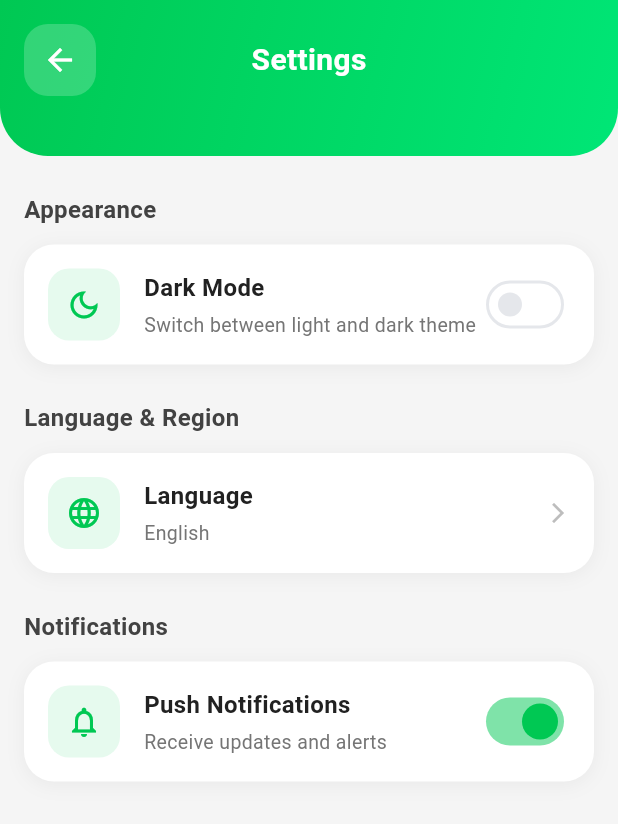
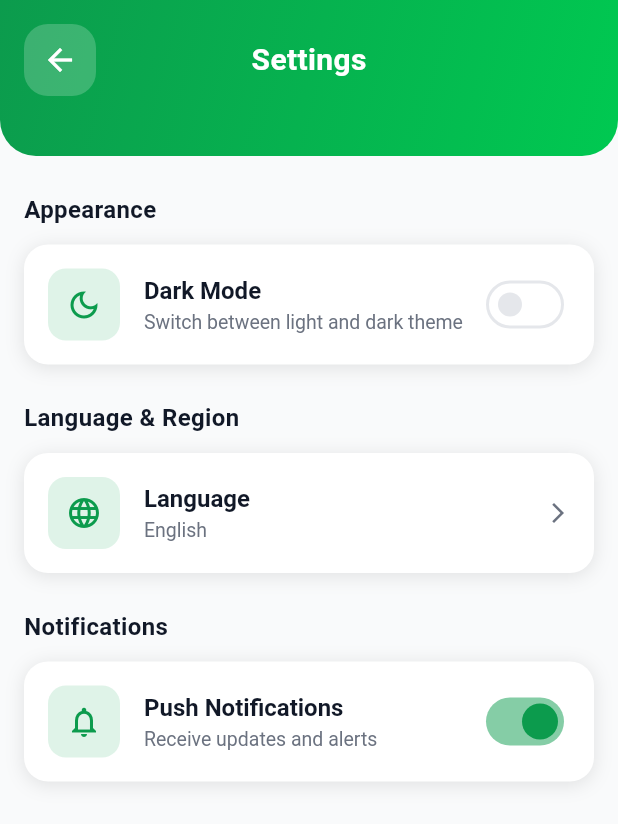
Before and after one commit to EslamAYassen/StadiumEye_user, a Flutter app: the SettingsView screen opened directly, on a phone screen of 412 x 824 dp. Shown: the top 824 px of the screen. Run offline on Flutter 3.47's test engine with Material 3 defaults, Android fonts, the light colour scheme and no system bars; our stand-ins replace animated_text_kit, awesome_dialog, bloc, custom_refresh_indicator, dartz, dio and 13 more; accounts and stored records are empty.

Commit message:
feat: refactor the setting page theme

```diff
--- a/lib/app.dart
+++ b/lib/app.dart
@@ -26,11 +26,11 @@ class MyApp extends StatelessWidget {
             GlobalWidgetsLocalizations.delegate,
             GlobalCupertinoLocalizations.delegate,
           ],
-          // Light Theme
+
           theme: AppTheme.lightTheme,
-          // Dark Theme
+
           darkTheme: AppTheme.darkTheme,
-          // Theme Mode based on settings
+
           themeMode: state is SettingsLoaded && state.isDarkMode == true
               ? ThemeMode.dark
               : ThemeMode.light,
--- a/lib/features/settings/presentation/pages/settings_page.dart
+++ b/lib/features/settings/presentation/pages/settings_page.dart
@@ -1,8 +1,10 @@
-// settings_page.dart (Updated to use Cubit)
+// settings_page.dart (Theme Updated)
 import 'package:flutter/material.dart';
 import 'package:flutter_bloc/flutter_bloc.dart';
 import 'package:stadium_eye/features/settings/presentation/bloc/settings_cubit.dart';
 import 'package:stadium_eye/features/settings/presentation/widgets/setting_card.dart';
+import 'package:stadium_eye/theme/app_colors.dart';
+import 'package:stadium_eye/theme/app_theme_consts.dart';
 import 'package:stadium_eye/utils/language.dart';
 
 class SettingsPage extends StatelessWidget {
@@ -19,27 +21,38 @@ class SettingsView extends StatelessWidget {
 
   @override
   Widget build(BuildContext context) {
+    final isDarkMode = Theme.of(context).brightness == Brightness.dark;
+
     return Scaffold(
-      backgroundColor: const Color(0xFFF5F5F5),
+      backgroundColor: isDarkMode
+          ? AppColors.backgroundDark
+          : AppColors.backgroundLight,
       body: SafeArea(
         child: Column(
           children: [
             // Header with gradient background
             Container(
               width: double.infinity,
-              decoration: const BoxDecoration(
+              decoration: BoxDecoration(
                 gradient: LinearGradient(
                   begin: Alignment.topLeft,
                   end: Alignment.bottomRight,
-                  colors: [Color(0xFF00C853), Color(0xFF00E676)],
+                  colors: isDarkMode
+                      ? [AppColors.primaryDark, AppColors.primary]
+                      : [AppColors.primary, AppColors.gradientStart],
                 ),
-                borderRadius: BorderRadius.only(
-                  bottomLeft: Radius.circular(32),
-                  bottomRight: Radius.circular(32),
+                borderRadius: const BorderRadius.only(
+                  bottomLeft: Radius.circular(AppThemeConsts.radius24xl),
+                  bottomRight: Radius.circular(AppThemeConsts.radius24xl),
                 ),
               ),
               child: Padding(
-                padding: const EdgeInsets.fromLTRB(16, 16, 16, 40),
+                padding: const EdgeInsets.fromLTRB(
+                  AppThemeConsts.padding16md,
+                  AppThemeConsts.padding16md,
+                  AppThemeConsts.padding16md,
+                  40,
+                ),
                 child: Row(
                   children: [
                     // Back button
@@ -47,11 +60,16 @@ class SettingsView extends StatelessWidget {
                       width: 48,
                       height: 48,
                       decoration: BoxDecoration(
-                        color: const Color.fromRGBO(255, 255, 255, 0.2),
-                        borderRadius: BorderRadius.circular(16),
+                        color: Colors.white.withAlpha((0.2 * 255).toInt()),
+                        borderRadius: BorderRadius.circular(
+                          AppThemeConsts.radius16lg,
+                        ),
                       ),
                       child: IconButton(
-                        icon: const Icon(Icons.arrow_back, color: Colors.white),
+                        icon: const Icon(
+                          Icons.arrow_back,
+                          color: AppColors.whiteColor,
+                        ),
                         onPressed: () => Navigator.pop(context),
                       ),
                     ),
@@ -60,7 +78,7 @@ class SettingsView extends StatelessWidget {
                         child: Text(
                           'Settings',
                           style: TextStyle(
-                            color: Colors.white,
+                            color: AppColors.whiteColor,
                             fontSize: 20,
                             fontWeight: FontWeight.w600,
                           ),
@@ -80,7 +98,7 @@ class SettingsView extends StatelessWidget {
                   if (state is SettingsLoading) {
                     return const Center(
                       child: CircularProgressIndicator(
-                        color: Color(0xFF00C853),
+                        color: AppColors.primary,
                       ),
                     );
                   }
@@ -93,10 +111,17 @@ class SettingsView extends StatelessWidget {
                           const Icon(
                             Icons.error_outline,
                             size: 48,
-                            color: Colors.red,
+                            color: AppColors.error,
                           ),
                           const SizedBox(height: 16),
-                          Text(state.message),
+                          Text(
+                            state.message,
+                            style: TextStyle(
+                              color: isDarkMode
+                                  ? AppColors.textPrimaryDark
+                                  : AppColors.textPrimaryLight,
+                            ),
+                          ),
                           const SizedBox(height: 16),
                           ElevatedButton(
                             onPressed: () {
@@ -111,26 +136,27 @@ class SettingsView extends StatelessWidget {
 
                   if (state is SettingsLoaded) {
                     return SingleChildScrollView(
-                      padding: const EdgeInsets.all(16),
+                      padding: const EdgeInsets.all(AppThemeConsts.padding16md),
                       child: Column(
                         crossAxisAlignment: CrossAxisAlignment.start,
                         children: [
                           const SizedBox(height: 8),
 
                           // Appearance Section
-                          const Text(
+                          Text(
                             'Appearance',
                             style: TextStyle(
                               fontSize: 16,
                               fontWeight: FontWeight.w600,
-                              color: Color(0xFF424242),
+                              color: isDarkMode
+                                  ? AppColors.textPrimaryDark
+                                  : AppColors.textPrimaryLight,
                             ),
                           ),
                           const SizedBox(height: 12),
 
                           // Dark Mode Card
                           SettingCard(
-                            // context,
                             icon: Icons.dark_mode_outlined,
                             title: 'Dark Mode',
                             subtitle: 'Switch between light and dark theme',
@@ -141,33 +167,36 @@ class SettingsView extends StatelessWidget {
                                   value,
                                 );
                               },
-                              activeThumbColor: const Color(0xFF00C853),
+                              activeThumbColor: AppColors.primary,
                             ),
                           ),
 
                           const SizedBox(height: 24),
 
                           // Language Section
-                          const Text(
+                          Text(
                             'Language & Region',
                             style: TextStyle(
                               fontSize: 16,
                               fontWeight: FontWeight.w600,
-                              color: Color(0xFF424242),
+                              color: isDarkMode
+                                  ? AppColors.textPrimaryDark
+                                  : AppColors.textPrimaryLight,
                             ),
                           ),
                           const SizedBox(height: 12),
 
                           // Locale Card
                           SettingCard(
-                            // context,
                             icon: Icons.language_outlined,
                             title: 'Language',
                             subtitle: state.locale.displayName,
                             trailing: Icon(
                               Icons.arrow_forward_ios,
                               size: 16,
-                              color: Colors.grey[400],
+                              color: isDarkMode
+                                  ? AppColors.textSecondaryDark
+                                  : AppColors.mediumGray,
                             ),
                             onTap: () =>
                                 _showLocaleDialog(context, state.locale),
@@ -176,19 +205,20 @@ class SettingsView extends StatelessWidget {
                           const SizedBox(height: 24),
 
                           // Notifications Section
-                          const Text(
+                          Text(
                             'Notifications',
                             style: TextStyle(
                               fontSize: 16,
                               fontWeight: FontWeight.w600,
-                              color: Color(0xFF424242),
+                              color: isDarkMode
+                                  ? AppColors.textPrimaryDark
+                                  : AppColors.textPrimaryLight,
                             ),
                           ),
                           const SizedBox(height: 12),
 
                           // Notifications Card
                           SettingCard(
-                            // context,
                             icon: Icons.notifications_outlined,
                             title: 'Push Notifications',
                             subtitle: state.notificationsEnabled
@@ -201,7 +231,7 @@ class SettingsView extends StatelessWidget {
                                     .read<SettingsCubit>()
                                     .toggleNotifications(value);
                               },
-                              activeThumbColor: const Color(0xFF00C853),
+                              activeThumbColor: AppColors.primary,
                             ),
                           ),
                         ],
@@ -209,7 +239,16 @@ class SettingsView extends StatelessWidget {
                     );
                   }
 
-                  return const Center(child: Text('Unknown state'));
+                  return Center(
+                    child: Text(
+                      'Unknown state',
+                      style: TextStyle(
+                        color: isDarkMode
+                            ? AppColors.textPrimaryDark
+                            : AppColors.textPrimaryLight,
+                      ),
+                    ),
+                  );
                 },
               ),
             ),
@@ -220,14 +259,26 @@ class SettingsView extends StatelessWidget {
   }
 
   void _showLocaleDialog(BuildContext context, AppLanguage currentLocale) {
+    final isDarkMode = Theme.of(context).brightness == Brightness.dark;
+
     showDialog(
       context: context,
       builder: (BuildContext dialogContext) {
         return AlertDialog(
+          backgroundColor: isDarkMode
+              ? AppColors.cardDark
+              : AppColors.whiteColor,
           shape: RoundedRectangleBorder(
-            borderRadius: BorderRadius.circular(20),
+            borderRadius: BorderRadius.circular(AppThemeConsts.radius16lg),
           ),
-          title: const Text('Select Language'),
+          title: Text(
+            'Select Language',
+            style: TextStyle(
+              color: isDarkMode
+                  ? AppColors.textPrimaryDark
+                  : AppColors.textPrimaryLight,
+            ),
+          ),
           content: Column(
             mainAxisSize: MainAxisSize.min,
             children: [
@@ -245,11 +296,20 @@ class SettingsView extends StatelessWidget {
     String localeName,
     AppLanguage currentLocale,
   ) {
+    final isDarkMode = Theme.of(context).brightness == Brightness.dark;
     final isSelected = currentLocale.displayName == localeName;
+
     return ListTile(
-      title: Text(localeName),
+      title: Text(
+        localeName,
+        style: TextStyle(
+          color: isDarkMode
+              ? AppColors.textPrimaryDark
+              : AppColors.textPrimaryLight,
+        ),
+      ),
       trailing: isSelected
-          ? const Icon(Icons.check_circle, color: Color(0xFF00C853))
+          ? const Icon(Icons.check_circle, color: AppColors.primary)
           : null,
       onTap: () {
         context.read<SettingsCubit>().changeLocale(
--- a/lib/features/settings/presentation/widgets/setting_card.dart
+++ b/lib/features/settings/presentation/widgets/setting_card.dart
@@ -1,4 +1,6 @@
 import 'package:flutter/material.dart';
+import 'package:stadium_eye/theme/app_colors.dart';
+import 'package:stadium_eye/theme/app_theme_consts.dart';
 
 class SettingCard extends StatelessWidget {
   const SettingCard({
@@ -9,6 +11,7 @@ class SettingCard extends StatelessWidget {
     required this.trailing,
     this.onTap,
   });
+
   final IconData icon;
   final String title;
   final String subtitle;
@@ -17,15 +20,20 @@ class SettingCard extends StatelessWidget {
 
   @override
   Widget build(BuildContext context) {
-    return Container(
+    final isDarkMode = Theme.of(context).brightness == Brightness.dark;
+
+    // Wrap with AnimatedContainer for smooth color transitions
+    return AnimatedContainer(
+      duration: const Duration(milliseconds: 200),
+      curve: Curves.easeInOut,
       decoration: BoxDecoration(
-        color: Colors.white,
-        borderRadius: BorderRadius.circular(20),
+        color: isDarkMode ? AppColors.cardDark : AppColors.whiteColor,
+        borderRadius: BorderRadius.circular(AppThemeConsts.radius16lg),
         boxShadow: [
-          const BoxShadow(
-            color: Color.fromRGBO(0, 0, 0, 0.05),
+          BoxShadow(
+            color: isDarkMode ? AppColors.shadowDark : AppColors.shadowLight,
             blurRadius: 10,
-            offset: Offset(0, 2),
+            offset: const Offset(0, 2),
           ),
         ],
       ),
@@ -33,40 +41,54 @@ class SettingCard extends StatelessWidget {
         color: Colors.transparent,
         child: InkWell(
           onTap: onTap,
-          borderRadius: BorderRadius.circular(20),
+          borderRadius: BorderRadius.circular(AppThemeConsts.radius16lg),
           child: Padding(
-            padding: const EdgeInsets.all(16),
+            padding: const EdgeInsets.all(AppThemeConsts.padding16md),
             child: Row(
               children: [
-                // Icon
-                Container(
+                // Icon with AnimatedContainer
+                AnimatedContainer(
+                  duration: const Duration(milliseconds: 200),
                   width: 48,
                   height: 48,
                   decoration: BoxDecoration(
-                    color: const Color.fromRGBO(0, 200, 83, 0.1),
-                    borderRadius: BorderRadius.circular(14),
+                    color: isDarkMode
+                        ? AppColors.primaryDark.withAlpha((0.3 * 255).toInt())
+                        : AppColors.lightGreen,
+                    borderRadius: BorderRadius.circular(
+                      AppThemeConsts.radius12md,
+                    ),
                   ),
-                  child: Icon(icon, color: const Color(0xFF00C853), size: 24),
+                  child: Icon(icon, color: AppColors.primary, size: 24),
                 ),
-                const SizedBox(width: 16),
+                const SizedBox(width: AppThemeConsts.padding16md),
 
-                // Title and subtitle
+                // Title and subtitle with AnimatedDefaultTextStyle
                 Expanded(
                   child: Column(
                     crossAxisAlignment: CrossAxisAlignment.start,
                     children: [
-                      Text(
-                        title,
-                        style: const TextStyle(
+                      AnimatedDefaultTextStyle(
+                        duration: const Duration(milliseconds: 200),
+                        style: TextStyle(
                           fontSize: 16,
                           fontWeight: FontWeight.w600,
-                          color: Color(0xFF212121),
+                          color: isDarkMode
+                              ? AppColors.textPrimaryDark
+                              : AppColors.textPrimaryLight,
                         ),
+                        child: Text(title),
                       ),
                       const SizedBox(height: 4),
-                      Text(
-                        subtitle,
-                        style: TextStyle(fontSize: 13, color: Colors.grey[600]),
+                      AnimatedDefaultTextStyle(
+                        duration: const Duration(milliseconds: 200),
+                        style: TextStyle(
+                          fontSize: 13,
+                          color: isDarkMode
+                              ? AppColors.textSecondaryDark
+                              : AppColors.mediumGray,
+                        ),
+                        child: Text(subtitle),
                       ),
                     ],
                   ),
--- a/lib/theme/app_theme.dart
+++ b/lib/theme/app_theme.dart
@@ -4,6 +4,8 @@ import 'package:stadium_eye/theme/app_colors.dart';
 
 abstract class AppTheme {
   const AppTheme._();
+  // Add theme transition duration constant
+  static const Duration themeTransitionDuration = Duration(milliseconds: 200);
 
   // ==================== Text Styles ====================
 
@@ -18,6 +20,14 @@ abstract class AppTheme {
   // ==================== Light Theme ====================
 
   static final ThemeData lightTheme = ThemeData(
+    // Page Transition
+    pageTransitionsTheme: const PageTransitionsTheme(
+      builders: {
+        .android: FadeUpwardsPageTransitionsBuilder(),
+        .iOS: CupertinoPageTransitionsBuilder(),
+      },
+    ),
+
     brightness: Brightness.light,
     primaryColor: AppColors.primary,
     primaryColorLight: AppColors.primaryLight,
@@ -161,6 +171,14 @@ abstract class AppTheme {
   // ==================== Dark Theme ====================
 
   static final ThemeData darkTheme = ThemeData(
+    // Page Transition
+    pageTransitionsTheme: const PageTransitionsTheme(
+      builders: {
+        .android: FadeUpwardsPageTransitionsBuilder(),
+        .iOS: CupertinoPageTransitionsBuilder(),
+      },
+    ),
+
     brightness: Brightness.dark,
     primaryColor: AppColors.primary,
     primaryColorLight: AppColors.primaryLight,
```
